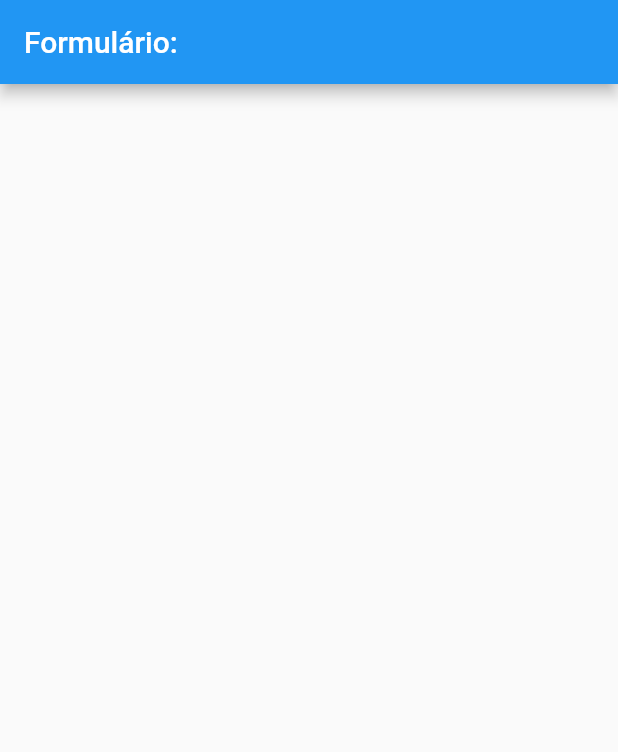
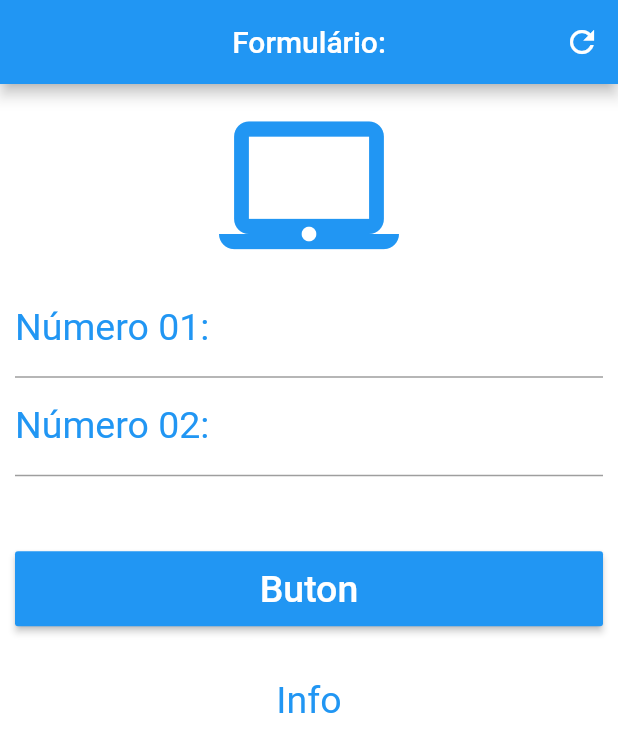
Before and after one commit to mlhomsi/FormsApp, a Flutter app: the screen it shows after launch, on a phone screen of 412 x 824 dp. Shown: the top 752 px of the screen. Run offline on Flutter 3.47's test engine with Material 2 defaults, Android fonts, the phone set to English and light mode, and no system bars.

Commit message:
Text fields and raised button

```diff
--- a/flutterforms/lib/main.dart
+++ b/flutterforms/lib/main.dart
@@ -1,13 +1,8 @@
 import 'package:flutter/cupertino.dart';
 import 'package:flutter/material.dart';
 
-void main ()
-{
-  runApp(MaterialApp(
-    title: "FormsApp",
-    home: Home()
-    )
-  );
+void main() {
+  runApp(MaterialApp(title: "FormsApp", home: Home()));
 }
 
 class Home extends StatefulWidget {
@@ -22,11 +17,62 @@ class _HomeState extends State<Home> {
   }
 }
 
-Widget appBody()
-{
-    return Scaffold(
+Widget appBody() {
+  return Scaffold(
       appBar: AppBar(
         title: Text("Formulário:"),
-      )
-    );
+        backgroundColor: Colors.blue,
+        centerTitle: true,
+        actions: <Widget>[
+          IconButton(
+            icon: Icon(Icons.refresh),
+            onPressed: () {},
+          )
+        ],
+      ),
+      backgroundColor: Colors.white,
+      body: SingleChildScrollView(
+        padding: EdgeInsets.fromLTRB(10.0, 0.0, 10.0, 0.0),
+        child: Column(
+          crossAxisAlignment: CrossAxisAlignment.stretch,
+          children: <Widget>[
+            Padding(
+              padding: EdgeInsets.only(top: 10.0),
+              child: Icon(Icons.laptop_mac, size: 120.0, color: Colors.blue),
+            ),
+            TextField(
+              keyboardType: TextInputType.number,
+              decoration: InputDecoration(
+                labelText: "Número 01:",
+                labelStyle: TextStyle(color: Colors.blue, fontSize: 25.0),
+              ),
+            ),
+            TextField(
+              keyboardType: TextInputType.number,
+              decoration: InputDecoration(
+                labelText: "Número 02:",
+                labelStyle: TextStyle(color: Colors.blue, fontSize: 25.0),
+              ),
+            ),
+            Container(
+                height: 100.0,
+                padding: EdgeInsets.only(top: 50.0),
+                child: RaisedButton(
+                  child: Text(
+                    "Buton",
+                    style: TextStyle(fontSize: 25.0, color: Colors.white),
+                  ),
+                  color: Colors.blue,
+                  onPressed: () {},
+                )),
+            Padding(
+                padding: EdgeInsets.only(top: 35.0),
+                child: Text(
+                  "Info",
+                  textAlign: TextAlign.center,
+                  style: TextStyle(color: Colors.blue, fontSize: 25.0),
+                ))
+          ],
+        ),
+      ));
 }
```
Also changed, not shown: 1 other file.
